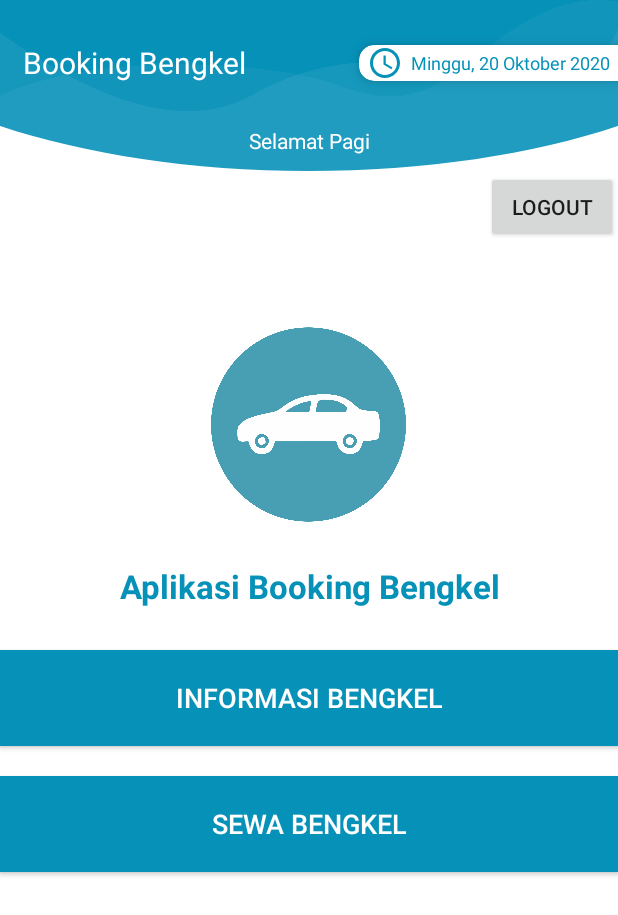
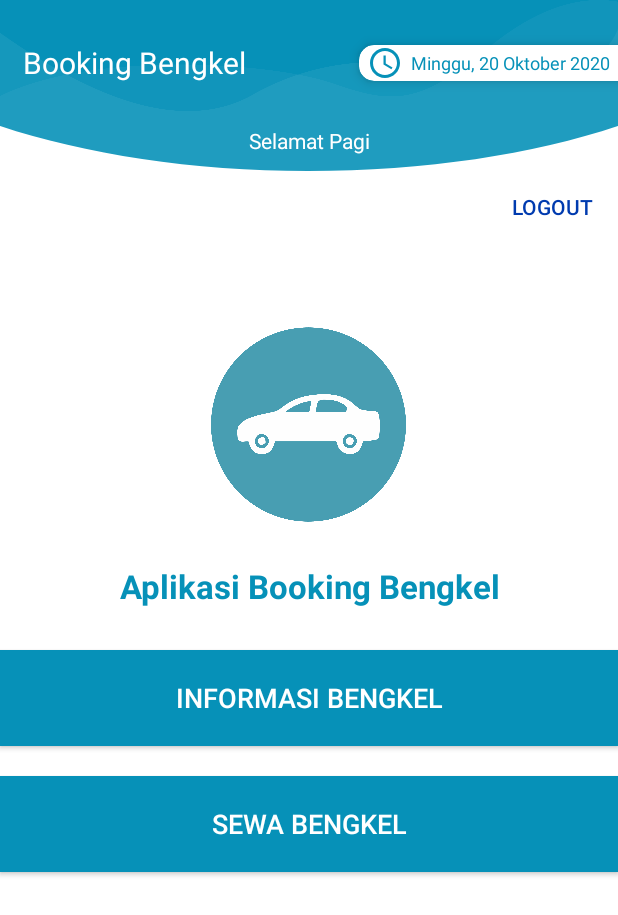
Before and after one commit to helperzerro/Bengkel, an Android app: the layout activity_main.xml on its own in the app's theme, with its tools: preview values and no code run, on a phone screen of 412 x 824 dp. Shown: the top 915 px of the screen. Run offline under Robolectric (Android 15) with nearby library versions, the phone set to English and light mode, and no system bars.

Commit message:
merubah style dari tombol logout

```diff
--- a/app/src/main/res/layout/activity_main.xml
+++ b/app/src/main/res/layout/activity_main.xml
@@ -94,10 +94,14 @@
 
         <Button
             android:id="@+id/buttonLogout"
+            style="?android:attr/borderlessButtonStyle"
             android:layout_width="wrap_content"
             android:layout_height="wrap_content"
             android:layout_gravity="right"
-            android:text="Logout" />
+            android:background="@android:color/white"
+            android:shadowColor="#00FFFFFF"
+            android:text="Logout"
+            android:textColor="#003BAF" />
 
         <ImageView
             android:id="@+id/icon"
```
Also changed, not shown: 6 other files.
